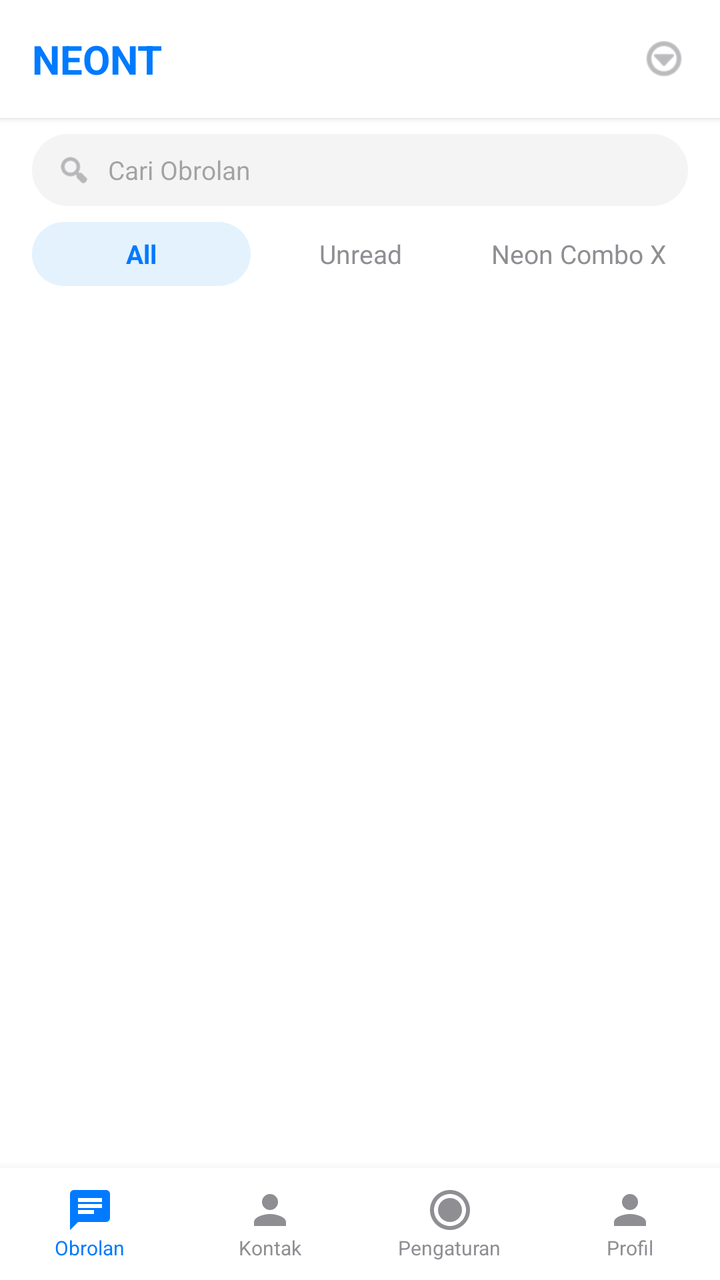
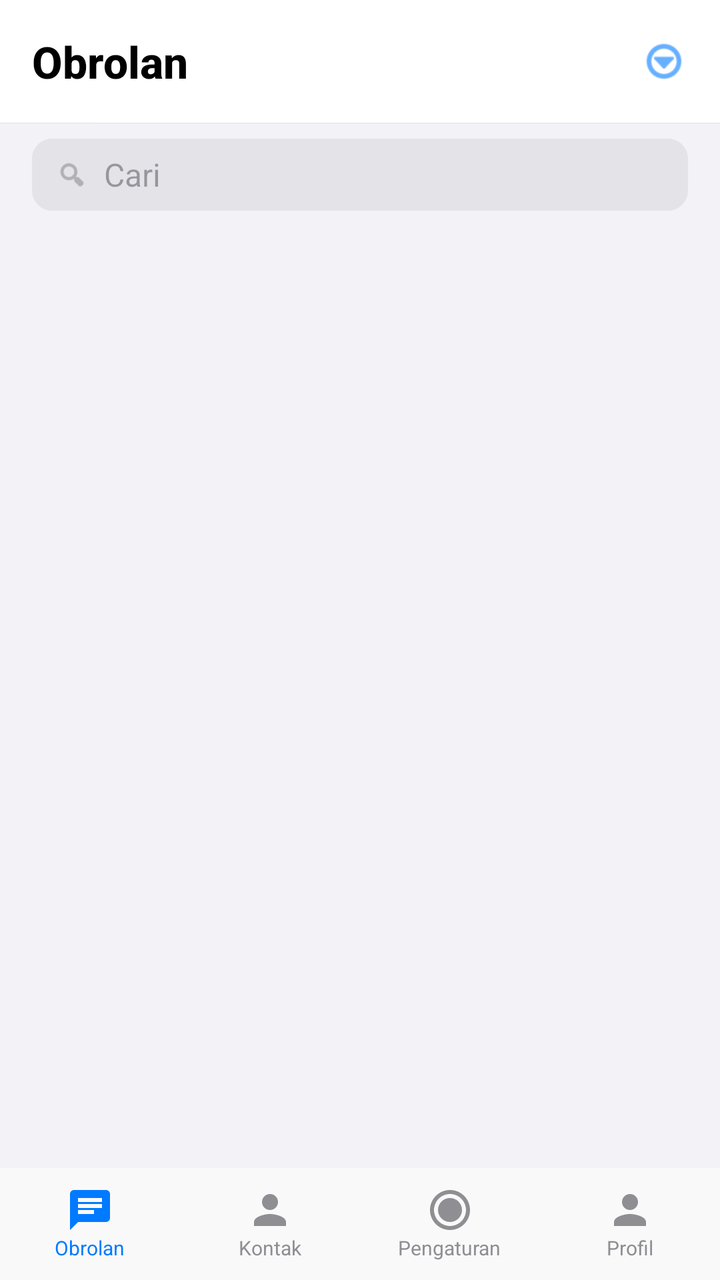

Screens rendered from an Android XML layout before and after an edit, with the pre-edit source and the edit as a unified diff.
<!-- AndroidManifest.xml: application theme Theme.Material3.Light.NoActionBar -->
<!-- res/layout/activity_home.xml -->
<?xml version="1.0" encoding="utf-8"?>
<androidx.coordinatorlayout.widget.CoordinatorLayout
    xmlns:android="http://schemas.android.com/apk/res/android"
    xmlns:app="http://schemas.android.com/apk/res-auto"
    android:layout_width="match_parent"
    android:layout_height="match_parent"
    android:background="@color/tg_bg">

    
    <LinearLayout
        android:layout_width="match_parent"
        android:layout_height="match_parent"
        android:orientation="vertical"
        app:layout_behavior="@string/appbar_scrolling_view_behavior">

        
        <LinearLayout android:id="@+id/headerHome" android:elevation="2dp" android:background="#FFFFFF" android:layout_width="match_parent" android:layout_height="wrap_content"
            android:orientation="horizontal" android:padding="16dp" android:gravity="center_vertical">
            <TextView android:layout_width="0dp" android:layout_height="wrap_content" android:layout_weight="1"
                android:text="NEONT" android:textColor="@color/tg_blue" android:textSize="20sp" android:textStyle="bold"/>
            <ImageView android:id="@+id/btnMenuTop" android:layout_width="24dp" android:layout_height="24dp"
                android:src="@android:drawable/ic_menu_more" app:tint="@color/tg_text_gray"/>
        </LinearLayout>

        
        <LinearLayout android:id="@+id/layoutSearch" android:layout_width="match_parent" android:layout_height="36dp"
            android:background="@drawable/bg_search_telegram" android:orientation="horizontal"
            android:gravity="center_vertical" android:paddingStart="12dp" android:paddingEnd="12dp"
            android:layout_marginStart="16dp" android:layout_marginEnd="16dp" android:layout_marginTop="8dp">

            <ImageView android:layout_width="18dp" android:layout_height="18dp"
                android:src="@android:drawable/ic_menu_search" app:tint="@color/tg_text_gray"/>

            <EditText android:id="@+id/etSearchHome" android:layout_width="0dp" android:layout_height="match_parent"
                android:layout_weight="1" android:hint="Cari Obrolan" android:background="@android:color/transparent"
                android:paddingStart="8dp" android:textColor="@color/tg_text" android:textSize="13sp" android:inputType="text"
                android:importantForAutofill="no" android:focusable="false"/>
        </LinearLayout>

        
        <LinearLayout android:id="@+id/layoutTabs" android:layout_width="match_parent" android:layout_height="32dp"
            android:orientation="horizontal" android:layout_marginStart="16dp" android:layout_marginEnd="16dp"
            android:layout_marginTop="8dp">

            <TextView android:id="@+id/tabAll" android:layout_width="0dp" android:layout_height="match_parent" android:layout_weight="1"
                android:text="All" android:gravity="center" android:textColor="@color/tg_blue"
                android:textStyle="bold" android:textSize="13sp" android:background="@drawable/bg_tab_active"/>

            <TextView android:id="@+id/tabUnread" android:layout_width="0dp" android:layout_height="match_parent" android:layout_weight="1"
                android:text="Unread" android:gravity="center" android:textColor="@color/tg_text_gray" android:textSize="13sp"/>

            <TextView android:id="@+id/tabNeon" android:layout_width="0dp" android:layout_height="match_parent" android:layout_weight="1"
                android:text="Neon Combo X" android:gravity="center" android:textColor="@color/tg_text_gray" android:textSize="13sp"/>
        </LinearLayout>

        
        <androidx.recyclerview.widget.RecyclerView android:id="@+id/rvChats"
            android:layout_width="match_parent" android:layout_height="0dp" android:layout_weight="1"
            android:layout_marginTop="8dp" />
    </LinearLayout>

    
    <LinearLayout android:id="@+id/bottomNav" android:layout_width="match_parent" android:layout_height="56dp"
        android:background="@color/tg_bg" android:elevation="8dp" android:orientation="horizontal"
        android:layout_gravity="bottom">

        <LinearLayout android:layout_width="0dp" android:layout_height="match_parent" android:layout_weight="1" android:orientation="vertical" android:gravity="center" android:background="?attr/selectableItemBackground">
            <ImageView android:id="@+id/btnNavChat" android:layout_width="24dp" android:layout_height="24dp" android:src="@drawable/ic_wa_chat" app:tint="@color/tg_blue"/>
            <TextView android:layout_width="wrap_content" android:layout_height="wrap_content" android:text="Obrolan" android:textSize="10sp" android:textColor="@color/tg_blue"/>
        </LinearLayout>

        <LinearLayout android:layout_width="0dp" android:layout_height="match_parent" android:layout_weight="1" android:orientation="vertical" android:gravity="center" android:background="?attr/selectableItemBackground">
            <ImageView android:id="@+id/btnNavContacts" android:layout_width="24dp" android:layout_height="24dp" android:src="@drawable/ic_wa_profile" app:tint="@color/tg_text_gray"/>
            <TextView android:layout_width="wrap_content" android:layout_height="wrap_content" android:text="Kontak" android:textSize="10sp" android:textColor="@color/tg_text_gray"/>
        </LinearLayout>

        <LinearLayout android:layout_width="0dp" android:layout_height="match_parent" android:layout_weight="1" android:orientation="vertical" android:gravity="center" android:background="?attr/selectableItemBackground">
            <ImageView android:id="@+id/btnNavSettings" android:layout_width="24dp" android:layout_height="24dp" android:src="@drawable/ic_wa_status" app:tint="@color/tg_text_gray"/>
            <TextView android:layout_width="wrap_content" android:layout_height="wrap_content" android:text="Pengaturan" android:textSize="10sp" android:textColor="@color/tg_text_gray"/>
        </LinearLayout>

        <LinearLayout android:layout_width="0dp" android:layout_height="match_parent" android:layout_weight="1" android:orientation="vertical" android:gravity="center" android:background="?attr/selectableItemBackground">
            <ImageView android:id="@+id/btnNavProfile" android:layout_width="24dp" android:layout_height="24dp" android:src="@drawable/ic_wa_profile" app:tint="@color/tg_text_gray"/>
            <TextView android:layout_width="wrap_content" android:layout_height="wrap_content" android:text="Profil" android:textSize="10sp" android:textColor="@color/tg_text_gray"/>
        </LinearLayout>
    </LinearLayout>

    
    <TextView android:id="@+id/tvBadge" android:layout_width="20dp" android:layout_height="20dp"
        android:background="@drawable/bg_badge" android:text="0" android:textColor="#FFFFFF"
        android:textSize="10sp" android:textStyle="bold" android:gravity="center"
        android:visibility="gone"
        android:layout_gravity="bottom|start"
        android:layout_marginStart="24dp"
        android:layout_marginBottom="32dp"/>
</androidx.coordinatorlayout.widget.CoordinatorLayout>
<!-- resources referenced by this layout -->
<resources>
  <color name="tg_bg">#FFFFFF</color>
  <color name="tg_blue">#007AFF</color>
  <color name="tg_text">#000000</color>
  <color name="tg_text_gray">#8E8E93</color>
  <!-- drawable bg_badge (drawable) -->
  <?xml version="1.0" encoding="utf-8"?>
  <shape xmlns:android="http://schemas.android.com/apk/res/android" android:shape="oval">
      <solid android:color="#FF3B30" />
  </shape>
  <!-- drawable bg_search_telegram (drawable) -->
  <?xml version="1.0" encoding="utf-8"?>
  <shape xmlns:android="http://schemas.android.com/apk/res/android">
      <solid android:color="@color/tg_bg_gray" />
      <corners android:radius="20dp" />
  </shape>
  <!-- drawable bg_tab_active (drawable) -->
  <?xml version="1.0" encoding="utf-8"?>
  <shape xmlns:android="http://schemas.android.com/apk/res/android">
      <solid android:color="#E3F2FD" />
      <corners android:radius="20dp" />
  </shape>
  <!-- drawable ic_wa_chat (drawable) -->
  <vector xmlns:android="http://schemas.android.com/apk/res/android" android:width="24dp" android:height="24dp" android:viewportWidth="24" android:viewportHeight="24">
      <path android:fillColor="#000000" android:pathData="M20,2H4c-1.1,0 -2,0.9 -2,2v18l4,-4h14c1.1,0 2,-0.9 2,-2V4c0,-1.1 -0.9,-2 -2,-2zM6,9h12v2H6V9zM14,14H6v-2h8V14zM18,8H6V6h12V8z"/>
  </vector>
  <!-- drawable ic_wa_profile (drawable) -->
  <vector xmlns:android="http://schemas.android.com/apk/res/android" android:width="24dp" android:height="24dp" android:viewportWidth="24" android:viewportHeight="24">
      <path android:fillColor="#000000" android:pathData="M12,12c2.21,0 4,-1.79 4,-4s-1.79,-4 -4,-4 -4,1.79 -4,4 1.79,4 4,4zM12,14c-2.67,0 -8,1.34 -8,4v2h16v-2c0,-2.66 -5.33,-4 -8,-4z"/>
  </vector>
  <!-- drawable ic_wa_status (drawable) -->
  <vector xmlns:android="http://schemas.android.com/apk/res/android" android:width="24dp" android:height="24dp" android:viewportWidth="24" android:viewportHeight="24">
      <path android:fillColor="#000000" android:pathData="M12,2C6.48,2 2,6.48 2,12s4.48,10 10,10 10,-4.48 10,-10S17.52,2 12,2zM12,20c-4.41,0 -8,-3.59 -8,-8s3.59,-8 8,-8 8,3.59 8,8 -3.59,8 -8,8zM12,6c-3.31,0 -6,2.69 -6,6s2.69,6 6,6 6,-2.69 6,-6 -2.69,-6 -6,-6z"/>
  </vector>
  <color name="tg_bg_gray">#F4F4F5</color>
</resources>

<!-- the commit's change to res/layout/activity_home.xml (unified diff, before → after) -->
@@ -4,9 +4,8 @@
     xmlns:app="http://schemas.android.com/apk/res-auto"
     android:layout_width="match_parent"
     android:layout_height="match_parent"
-    android:background="@color/tg_bg">
+    android:background="#F2F2F7">
 
-    
     <LinearLayout
         android:layout_width="match_parent"
         android:layout_height="match_parent"
@@ -14,83 +13,63 @@
         app:layout_behavior="@string/appbar_scrolling_view_behavior">
 
         
-        <LinearLayout android:id="@+id/headerHome" android:elevation="2dp" android:background="#FFFFFF" android:layout_width="match_parent" android:layout_height="wrap_content"
-            android:orientation="horizontal" android:padding="16dp" android:gravity="center_vertical">
+        <LinearLayout android:id="@+id/headerHome" android:layout_width="match_parent" android:layout_height="wrap_content"
+            android:orientation="horizontal" android:padding="16dp" android:gravity="center_vertical"
+            android:background="#FFFFFF" android:elevation="0.5dp">
             <TextView android:layout_width="0dp" android:layout_height="wrap_content" android:layout_weight="1"
-                android:text="NEONT" android:textColor="@color/tg_blue" android:textSize="20sp" android:textStyle="bold"/>
+                android:text="Obrolan" android:textColor="#000000" android:textSize="22sp" android:textStyle="bold" android:fontFamily="sans-serif-medium"/>
             <ImageView android:id="@+id/btnMenuTop" android:layout_width="24dp" android:layout_height="24dp"
-                android:src="@android:drawable/ic_menu_more" app:tint="@color/tg_text_gray"/>
+                android:src="@android:drawable/ic_menu_more" app:tint="#007AFF"/>
         </LinearLayout>
 
         
         <LinearLayout android:id="@+id/layoutSearch" android:layout_width="match_parent" android:layout_height="36dp"
-            android:background="@drawable/bg_search_telegram" android:orientation="horizontal"
+            android:background="@drawable/bg_ios_search" android:orientation="horizontal"
             android:gravity="center_vertical" android:paddingStart="12dp" android:paddingEnd="12dp"
-            android:layout_marginStart="16dp" android:layout_marginEnd="16dp" android:layout_marginTop="8dp">
+            android:layout_marginStart="16dp" android:layout_marginEnd="16dp" android:layout_marginTop="8dp" android:layout_marginBottom="8dp">
 
-            <ImageView android:layout_width="18dp" android:layout_height="18dp"
-                android:src="@android:drawable/ic_menu_search" app:tint="@color/tg_text_gray"/>
-
+            <ImageView android:layout_width="16dp" android:layout_height="16dp"
+                android:src="@android:drawable/ic_menu_search" app:tint="#8E8E93"/>
             <EditText android:id="@+id/etSearchHome" android:layout_width="0dp" android:layout_height="match_parent"
-                android:layout_weight="1" android:hint="Cari Obrolan" android:background="@android:color/transparent"
-                android:paddingStart="8dp" android:textColor="@color/tg_text" android:textSize="13sp" android:inputType="text"
-                android:importantForAutofill="no" android:focusable="false"/>
-        </LinearLayout>
-
-        
-        <LinearLayout android:id="@+id/layoutTabs" android:layout_width="match_parent" android:layout_height="32dp"
-            android:orientation="horizontal" android:layout_marginStart="16dp" android:layout_marginEnd="16dp"
-            android:layout_marginTop="8dp">
-
-            <TextView android:id="@+id/tabAll" android:layout_width="0dp" android:layout_height="match_parent" android:layout_weight="1"
-                android:text="All" android:gravity="center" android:textColor="@color/tg_blue"
-                android:textStyle="bold" android:textSize="13sp" android:background="@drawable/bg_tab_active"/>
-
-            <TextView android:id="@+id/tabUnread" android:layout_width="0dp" android:layout_height="match_parent" android:layout_weight="1"
-                android:text="Unread" android:gravity="center" android:textColor="@color/tg_text_gray" android:textSize="13sp"/>
-
-            <TextView android:id="@+id/tabNeon" android:layout_width="0dp" android:layout_height="match_parent" android:layout_weight="1"
-                android:text="Neon Combo X" android:gravity="center" android:textColor="@color/tg_text_gray" android:textSize="13sp"/>
+                android:layout_weight="1" android:hint="Cari" android:background="@android:color/transparent"
+                android:paddingStart="8dp" android:textColor="#000000" android:textSize="16sp" android:inputType="text"
+                android:focusable="false"/>
         </LinearLayout>
 
         
         <androidx.recyclerview.widget.RecyclerView android:id="@+id/rvChats"
-            android:layout_width="match_parent" android:layout_height="0dp" android:layout_weight="1"
-            android:layout_marginTop="8dp" />
+            android:layout_width="match_parent" android:layout_height="0dp" android:layout_weight="1"/>
     </LinearLayout>
 
     
     <LinearLayout android:id="@+id/bottomNav" android:layout_width="match_parent" android:layout_height="56dp"
-        android:background="@color/tg_bg" android:elevation="8dp" android:orientation="horizontal"
+        android:background="#F9F9F9" android:elevation="0.5dp" android:orientation="horizontal"
         android:layout_gravity="bottom">
 
         <LinearLayout android:layout_width="0dp" android:layout_height="match_parent" android:layout_weight="1" android:orientation="vertical" android:gravity="center" android:background="?attr/selectableItemBackground">
-            <ImageView android:id="@+id/btnNavChat" android:layout_width="24dp" android:layout_height="24dp" android:src="@drawable/ic_wa_chat" app:tint="@color/tg_blue"/>
-            <TextView android:layout_width="wrap_content" android:layout_height="wrap_content" android:text="Obrolan" android:textSize="10sp" android:textColor="@color/tg_blue"/>
+            <ImageView android:id="@+id/btnNavChat" android:layout_width="24dp" android:layout_height="24dp" android:src="@drawable/ic_wa_chat" app:tint="#007AFF"/>
+            <TextView android:layout_width="wrap_content" android:layout_height="wrap_content" android:text="Obrolan" android:textSize="10sp" android:textColor="#007AFF"/>
         </LinearLayout>
 
         <LinearLayout android:layout_width="0dp" android:layout_height="match_parent" android:layout_weight="1" android:orientation="vertical" android:gravity="center" android:background="?attr/selectableItemBackground">
-            <ImageView android:id="@+id/btnNavContacts" android:layout_width="24dp" android:layout_height="24dp" android:src="@drawable/ic_wa_profile" app:tint="@color/tg_text_gray"/>
-            <TextView android:layout_width="wrap_content" android:layout_height="wrap_content" android:text="Kontak" android:textSize="10sp" android:textColor="@color/tg_text_gray"/>
+            <ImageView android:id="@+id/btnNavContacts" android:layout_width="24dp" android:layout_height="24dp" android:src="@drawable/ic_wa_profile" app:tint="#8E8E93"/>
+            <TextView android:layout_width="wrap_content" android:layout_height="wrap_content" android:text="Kontak" android:textSize="10sp" android:textColor="#8E8E93"/>
         </LinearLayout>
 
         <LinearLayout android:layout_width="0dp" android:layout_height="match_parent" android:layout_weight="1" android:orientation="vertical" android:gravity="center" android:background="?attr/selectableItemBackground">
-            <ImageView android:id="@+id/btnNavSettings" android:layout_width="24dp" android:layout_height="24dp" android:src="@drawable/ic_wa_status" app:tint="@color/tg_text_gray"/>
-            <TextView android:layout_width="wrap_content" android:layout_height="wrap_content" android:text="Pengaturan" android:textSize="10sp" android:textColor="@color/tg_text_gray"/>
+            <ImageView android:id="@+id/btnNavSettings" android:layout_width="24dp" android:layout_height="24dp" android:src="@drawable/ic_wa_status" app:tint="#8E8E93"/>
+            <TextView android:layout_width="wrap_content" android:layout_height="wrap_content" android:text="Pengaturan" android:textSize="10sp" android:textColor="#8E8E93"/>
         </LinearLayout>
 
         <LinearLayout android:layout_width="0dp" android:layout_height="match_parent" android:layout_weight="1" android:orientation="vertical" android:gravity="center" android:background="?attr/selectableItemBackground">
-            <ImageView android:id="@+id/btnNavProfile" android:layout_width="24dp" android:layout_height="24dp" android:src="@drawable/ic_wa_profile" app:tint="@color/tg_text_gray"/>
-            <TextView android:layout_width="wrap_content" android:layout_height="wrap_content" android:text="Profil" android:textSize="10sp" android:textColor="@color/tg_text_gray"/>
+            <ImageView android:id="@+id/btnNavProfile" android:layout_width="24dp" android:layout_height="24dp" android:src="@drawable/ic_wa_profile" app:tint="#8E8E93"/>
+            <TextView android:layout_width="wrap_content" android:layout_height="wrap_content" android:text="Profil" android:textSize="10sp" android:textColor="#8E8E93"/>
         </LinearLayout>
     </LinearLayout>
 
-    
     <TextView android:id="@+id/tvBadge" android:layout_width="20dp" android:layout_height="20dp"
         android:background="@drawable/bg_badge" android:text="0" android:textColor="#FFFFFF"
         android:textSize="10sp" android:textStyle="bold" android:gravity="center"
         android:visibility="gone"
-        android:layout_gravity="bottom|start"
-        android:layout_marginStart="24dp"
-        android:layout_marginBottom="32dp"/>
+        android:layout_gravity="bottom|start" android:layout_marginStart="24dp" android:layout_marginBottom="32dp"/>
 </androidx.coordinatorlayout.widget.CoordinatorLayout>
<!-- resource entries referenced after the edit -->
@@ -1,25 +1,15 @@
 <!-- resources referenced by this layout -->
 <resources>
-  <color name="tg_bg">#FFFFFF</color>
-  <color name="tg_blue">#007AFF</color>
-  <color name="tg_text">#000000</color>
-  <color name="tg_text_gray">#8E8E93</color>
   <!-- drawable bg_badge (drawable) -->
   <?xml version="1.0" encoding="utf-8"?>
   <shape xmlns:android="http://schemas.android.com/apk/res/android" android:shape="oval">
       <solid android:color="#FF3B30" />
   </shape>
-  <!-- drawable bg_search_telegram (drawable) -->
+  <!-- drawable bg_ios_search (drawable) -->
   <?xml version="1.0" encoding="utf-8"?>
-  <shape xmlns:android="http://schemas.android.com/apk/res/android">
-      <solid android:color="@color/tg_bg_gray" />
-      <corners android:radius="20dp" />
-  </shape>
-  <!-- drawable bg_tab_active (drawable) -->
-  <?xml version="1.0" encoding="utf-8"?>
-  <shape xmlns:android="http://schemas.android.com/apk/res/android">
-      <solid android:color="#E3F2FD" />
-      <corners android:radius="20dp" />
+  <shape xmlns:android="http://schemas.android.com/apk/res/android" android:shape="rectangle">
+      <solid android:color="#E3E3E8"/>
+      <corners android:radius="10dp"/>
   </shape>
   <!-- drawable ic_wa_chat (drawable) -->
   <vector xmlns:android="http://schemas.android.com/apk/res/android" android:width="24dp" android:height="24dp" android:viewportWidth="24" android:viewportHeight="24">
@@ -33,6 +23,5 @@
   <vector xmlns:android="http://schemas.android.com/apk/res/android" android:width="24dp" android:height="24dp" android:viewportWidth="24" android:viewportHeight="24">
       <path android:fillColor="#000000" android:pathData="M12,2C6.48,2 2,6.48 2,12s4.48,10 10,10 10,-4.48 10,-10S17.52,2 12,2zM12,20c-4.41,0 -8,-3.59 -8,-8s3.59,-8 8,-8 8,3.59 8,8 -3.59,8 -8,8zM12,6c-3.31,0 -6,2.69 -6,6s2.69,6 6,6 6,-2.69 6,-6 -2.69,-6 -6,-6z"/>
   </vector>
-  <color name="tg_bg_gray">#F4F4F5</color>
 </resources>
 
